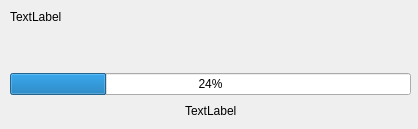
nohal/qtVlm, file src/Ui/inetConn_progessDialog.ui: the form before one commit.
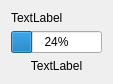
The form after the commit.

```diff
--- a/src/Ui/inetConn_progessDialog.ui
+++ b/src/Ui/inetConn_progessDialog.ui
@@ -6,8 +6,8 @@
    <rect>
     <x>0</x>
     <y>0</y>
-    <width>418</width>
-    <height>129</height>
+    <width>99</width>
+    <height>63</height>
    </rect>
   </property>
   <property name="sizePolicy">
@@ -17,21 +17,9 @@
    </sizepolicy>
   </property>
   <property name="windowTitle">
-   <string>Download progess</string>
-  </property>
-  <widget class="QWidget" name="layoutWidget">
-   <property name="geometry">
-    <rect>
-     <x>10</x>
-     <y>10</y>
-     <width>401</width>
-     <height>111</height>
-    </rect>
+   <string>Download progress</string>
    </property>
    <layout class="QVBoxLayout" name="verticalLayout">
-    <property name="sizeConstraint">
-     <enum>QLayout::SetNoConstraint</enum>
-    </property>
     <item>
      <widget class="QLabel" name="fileName">
       <property name="sizePolicy">
@@ -48,19 +36,6 @@
       </property>
      </widget>
     </item>
-    <item>
-     <spacer name="verticalSpacer">
-      <property name="orientation">
-       <enum>Qt::Vertical</enum>
-      </property>
-      <property name="sizeHint" stdset="0">
-       <size>
-        <width>20</width>
-        <height>58</height>
-       </size>
-      </property>
-     </spacer>
-    </item>
     <item>
      <widget class="QProgressBar" name="progress">
       <property name="value">
@@ -69,44 +44,16 @@
      </widget>
     </item>
     <item>
-     <layout class="QHBoxLayout" name="horizontalLayout">
-      <item>
-       <spacer name="horizontalSpacer">
-        <property name="orientation">
-         <enum>Qt::Horizontal</enum>
-        </property>
-        <property name="sizeHint" stdset="0">
-         <size>
-          <width>40</width>
-          <height>20</height>
-         </size>
-        </property>
-       </spacer>
-      </item>
-      <item>
        <widget class="QLabel" name="progress_txt">
         <property name="text">
          <string>TextLabel</string>
         </property>
-       </widget>
-      </item>
-      <item>
-       <spacer name="horizontalSpacer_2">
-        <property name="orientation">
-         <enum>Qt::Horizontal</enum>
-        </property>
-        <property name="sizeHint" stdset="0">
-         <size>
-          <width>40</width>
-          <height>20</height>
-         </size>
-        </property>
-       </spacer>
-      </item>
-     </layout>
-    </item>
-   </layout>
-  </widget>
+     <property name="alignment">
+      <set>Qt::AlignCenter</set>
+     </property>
+    </widget>
+   </item>
+  </layout>
  </widget>
  <resources/>
  <connections/>
```
Lines whose indentation alone changed are shown as unchanged.
